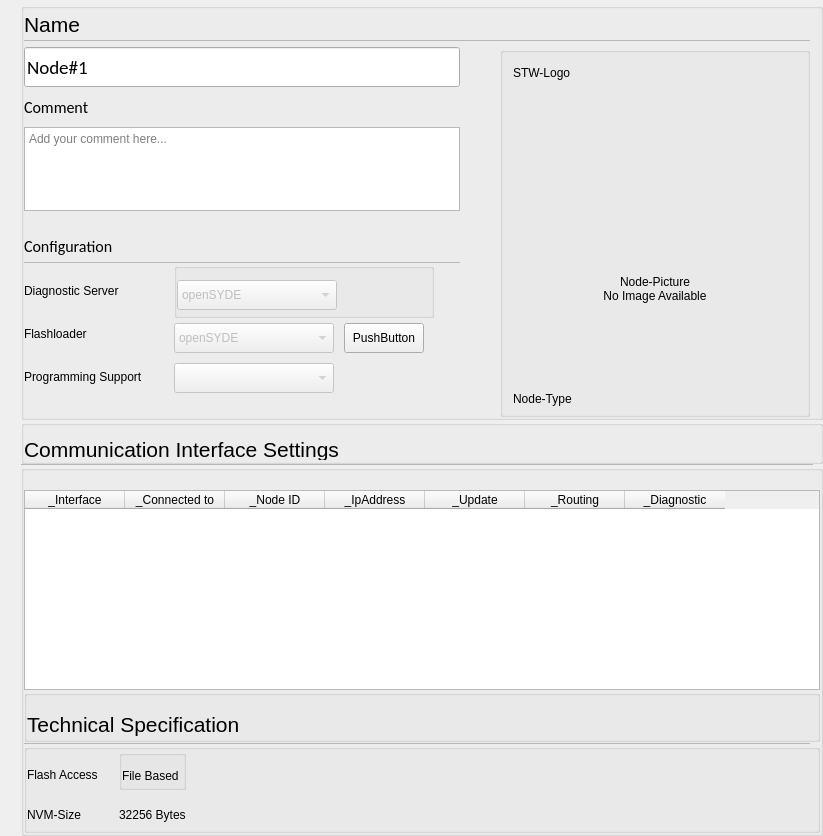
This is opensyde_tool/src/system_definition/node_edit/C_SdNdeNodePropertiesWidget.ui in openSYDE/openSYDE as Qt 5 draws it before an edit. The edited form follows.
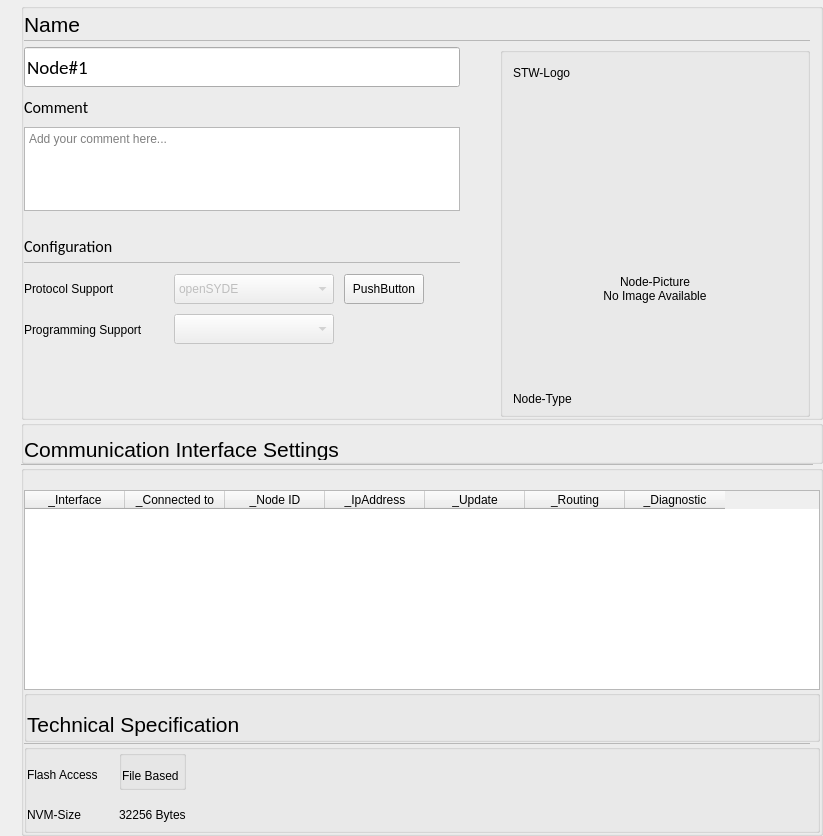
This is the edited form. Custom widgets are drawn as their Qt base class.

The edit to the form file:
```diff
--- a/opensyde_tool/src/system_definition/node_edit/C_SdNdeNodePropertiesWidget.ui
+++ b/opensyde_tool/src/system_definition/node_edit/C_SdNdeNodePropertiesWidget.ui
@@ -367,61 +367,16 @@
               <property name="spacing">
                <number>0</number>
               </property>
-              <property name="bottomMargin">
-               <number>0</number>
-              </property>
-              <item>
-               <layout class="QHBoxLayout" name="horizontalLayout_19" stretch="0,0">
-                <property name="spacing">
-                 <number>6</number>
-                </property>
-                <property name="topMargin">
-                 <number>9</number>
-                </property>
-                <item>
-                 <widget class="stw_opensyde_gui_elements::C_OgeLabGroupItem" name="pc_LabelDiagServer">
-                  <property name="minimumSize">
-                   <size>
-                    <width>0</width>
-                    <height>31</height>
-                   </size>
-                  </property>
-                  <property name="maximumSize">
-                   <size>
-                    <width>16777215</width>
-                    <height>31</height>
-                   </size>
-                  </property>
-                  <property name="text">
-                   <string>Diagnostic Server</string>
-                  </property>
-                 </widget>
-                </item>
-                <item>
-                 <spacer name="horizontalSpacer_24">
-                  <property name="orientation">
-                   <enum>Qt::Horizontal</enum>
-                  </property>
-                  <property name="sizeHint" stdset="0">
-                   <size>
-                    <width>25</width>
-                    <height>1</height>
-                   </size>
-                  </property>
-                 </spacer>
-                </item>
-               </layout>
-              </item>
               <item>
                <layout class="QHBoxLayout" name="horizontalLayout_23" stretch="0,0">
                 <property name="spacing">
                  <number>6</number>
                 </property>
                 <property name="topMargin">
-                 <number>9</number>
+                 <number>8</number>
                 </property>
                 <item>
-                 <widget class="stw_opensyde_gui_elements::C_OgeLabGroupItem" name="pc_LabelFlashloader">
+                 <widget class="stw_opensyde_gui_elements::C_OgeLabGroupItem" name="pc_LabelProtocol">
                   <property name="minimumSize">
                    <size>
                     <width>0</width>
@@ -435,7 +390,7 @@
                    </size>
                   </property>
                   <property name="text">
-                   <string>Flashloader</string>
+                   <string>Protocol Support</string>
                   </property>
                  </widget>
                 </item>
@@ -460,7 +415,7 @@
                  <number>6</number>
                 </property>
                 <property name="topMargin">
-                 <number>9</number>
+                 <number>8</number>
                 </property>
                 <item>
                  <widget class="stw_opensyde_gui_elements::C_OgeLabGroupItem" name="pc_LabelProgramming">
@@ -506,104 +461,13 @@
               <property name="sizeConstraint">
                <enum>QLayout::SetMinimumSize</enum>
               </property>
-              <property name="bottomMargin">
-               <number>0</number>
+              <property name="topMargin">
+               <number>6</number>
               </property>
-              <item>
-               <widget class="stw_opensyde_gui_elements::C_OgeGbxTransparent" name="pc_ApplicationGroup">
-                <property name="title">
-                 <string/>
-                </property>
-                <layout class="QVBoxLayout" name="verticalLayout_25">
-                 <property name="spacing">
-                  <number>6</number>
-                 </property>
-                 <property name="leftMargin">
-                  <number>0</number>
-                 </property>
-                 <property name="topMargin">
-                  <number>0</number>
-                 </property>
-                 <property name="rightMargin">
-                  <number>0</number>
-                 </property>
-                 <property name="bottomMargin">
-                  <number>0</number>
-                 </property>
-                 <item>
-                  <spacer name="verticalSpacer_3">
-                   <property name="orientation">
-                    <enum>Qt::Vertical</enum>
-                   </property>
-                   <property name="sizeType">
-                    <enum>QSizePolicy::Fixed</enum>
-                   </property>
-                   <property name="sizeHint" stdset="0">
-                    <size>
-                     <width>20</width>
-                     <height>6</height>
-                    </size>
-                   </property>
-                  </spacer>
-                 </item>
-                 <item>
-                  <layout class="QHBoxLayout" name="horizontalLayout_11" stretch="0,0">
-                   <item>
-                    <widget class="stw_opensyde_gui_elements::C_OgeCbxText" name="pc_ComboBoxDiagServer">
-                     <property name="enabled">
-                      <bool>false</bool>
-                     </property>
-                     <property name="minimumSize">
-                      <size>
-                       <width>160</width>
-                       <height>30</height>
-                      </size>
-                     </property>
-                     <property name="maximumSize">
-                      <size>
-                       <width>160</width>
-                       <height>30</height>
-                      </size>
-                     </property>
-                     <item>
-                      <property name="text">
-                       <string>openSYDE</string>
-                      </property>
-                     </item>
-                     <item>
-                      <property name="text">
-                       <string>KEFEX</string>
-                      </property>
-                     </item>
-                     <item>
-                      <property name="text">
-                       <string>none</string>
-                      </property>
-                     </item>
-                    </widget>
-                   </item>
-                   <item>
-                    <spacer name="horizontalSpacer">
-                     <property name="orientation">
-                      <enum>Qt::Horizontal</enum>
-                     </property>
-                     <property name="sizeHint" stdset="0">
-                      <size>
-                       <width>40</width>
-                       <height>40</height>
-                      </size>
-                     </property>
-                    </spacer>
-                   </item>
-                  </layout>
-                 </item>
-                </layout>
-               </widget>
-              </item>
               <item>
                <layout class="QHBoxLayout" name="horizontalLayout_22" stretch="0,0,0,0">
                 <item>
-                 <widget class="stw_opensyde_gui_elements::C_OgeCbxText" name="pc_ComboBoxFlashloader">
+                 <widget class="stw_opensyde_gui_elements::C_OgeCbxText" name="pc_ComboBoxProtocol">
                   <property name="enabled">
                    <bool>false</bool>
                   </property>
@@ -772,7 +636,7 @@
             <property name="sizeHint" stdset="0">
              <size>
               <width>20</width>
-              <height>10</height>
+              <height>20</height>
              </size>
             </property>
            </spacer>
```
Left out of the diff: 3 changed lines with no effect on the pictures.
